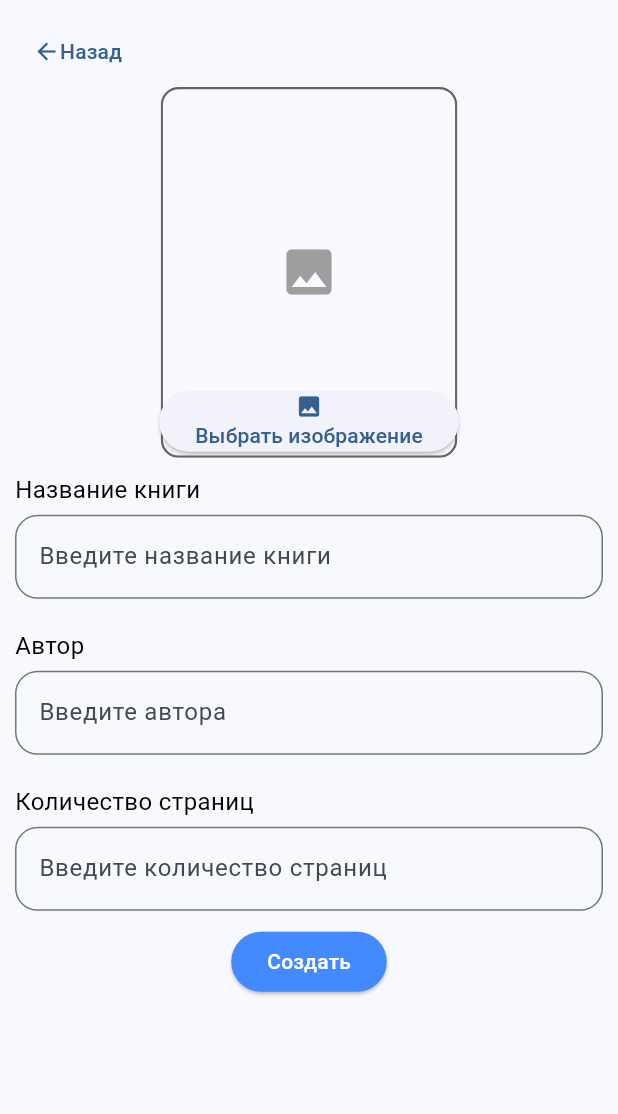
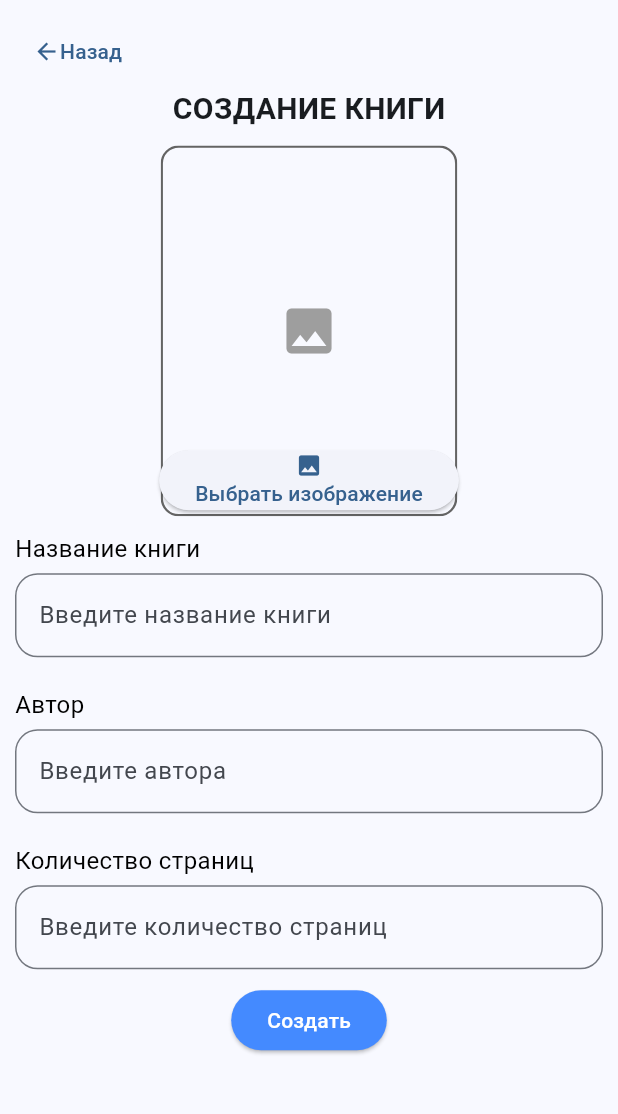
Before and after one commit to sashametelkina2-max/booktracker, a Flutter app: the screen it shows after launch, after a tap on the "add" icon, on a phone screen of 412 x 824 dp, the part 84-1198 px from its top. Run offline on Flutter 3.47's test engine with Material 3 defaults, Android fonts, the phone set to English and light mode, and no system bars; drawn by our look-alikes of toastification; our stand-ins replace image_picker, shared_preferences.

Commit message:
Bug fixes, added search

```diff
--- a/lib/main.dart
+++ b/lib/main.dart
@@ -138,10 +138,13 @@ class MyHomePage extends StatefulWidget {
 
 class _MyHomePageState extends State<MyHomePage> {
   Page page = Page.Home;
-  int? currentBookIndex; // nullable, null safety
+  Book? currentBook;
   List<Book> books = [];
   int dayPagesGoal = 10;
   int currentDayPages = 0;
+  String? searchCriteria;
+
+  final TextEditingController _controller = TextEditingController();
 
   _MyHomePageState() {
     readData();
@@ -176,6 +179,12 @@ class _MyHomePageState extends State<MyHomePage> {
           currentDayPages = 0;
         }
       }
+    });
+  }
+
+  void addSearchCriteria(String? criteria) {
+    setState(() {
+      searchCriteria = criteria;
     });
   }
 
@@ -220,20 +229,21 @@ class _MyHomePageState extends State<MyHomePage> {
   void createBook() {
     setState(() {
       page = Page.BookCreate;
+      currentBook = Book(title: "", author: "", pages: 0);
     });
   }
 
-  void editBook(int bookId) {
+  void editBook(Book book) {
     setState(() {
       page = Page.BookEdit;
-      currentBookIndex = bookId;
+      currentBook = book;
     });
   }
 
-  void setCurrentBookPage(int bookId) {
+  void setCurrentBookPage(Book book) {
     setState(() {
       page = Page.CurrentPageEdit;
-      currentBookIndex = bookId;
+      currentBook = book;
     });
   }
 
@@ -307,35 +317,80 @@ class _MyHomePageState extends State<MyHomePage> {
   }
 
   Widget home() {
+    var titleBooks = books.where(
+      (book) => searchCriteria == null || book.title.toLowerCase().contains(searchCriteria!.toLowerCase()),
+    );
+    var readingBooks =
+        titleBooks
+            .where(
+              (book) =>
+                  book.state == BookState.New ||
+                  book.state == BookState.Reading,
+            )
+            .toList();
+    readingBooks.sort(
+      (book1, book2) => book1.state == BookState.Reading ? -1 : 1,
+    );
     return Column(
       children: [
         dayGoalButton(),
+        Stack(
+          alignment: Alignment.centerRight,
+          children: [
+            inputField(
+              controller: _controller,
+              onChange: addSearchCriteria,
+              placeholder: "Поиск книги",
+            ),
+            Align(
+              alignment: Alignment.centerRight,
+              child: Column(
+                mainAxisAlignment: MainAxisAlignment.center,
+                children: [
+                  IconButton(
+                    onPressed: () {
+                      addSearchCriteria(null);
+                      _controller.clear();
+                      },
+                    icon: Icon(
+                      searchCriteria == null ? Icons.search : Icons.close,
+                    ),
+                  ),
+                ],
+              ),
+            ),
+          ],
+        ),
         BooksGroup(
           books:
-              books.where((book) => book.state == BookState.Reading).toList(),
+              titleBooks
+                  .where((book) => book.state == BookState.Reading)
+                  .toList(),
           title: "Читаю",
           elementInfo: true,
-          setPageCallback: (book) => setCurrentBookPage(book.id),
-          editCallback: (book) => editBook(book.id),
+          setPageCallback: (book) => setCurrentBookPage(book),
+          editCallback: (book) => editBook(book),
           goReadCallback: goRead,
           banCallback: banBook,
         ),
         BooksGroup(
-          books: books.where((book) => book.state == BookState.New).toList(),
+          books: readingBooks,
           title: "В процессе чтения",
           elementInfo: false,
-          setPageCallback: (book) => setCurrentBookPage(book.id),
-          editCallback: (book) => editBook(book.id),
+          setPageCallback: (book) => setCurrentBookPage(book),
+          editCallback: (book) => editBook(book),
           goReadCallback: goRead,
           banCallback: banBook,
         ),
         BooksGroup(
           books:
-              books.where((book) => book.state == BookState.Abandoned).toList(),
+              titleBooks
+                  .where((book) => book.state == BookState.Abandoned)
+                  .toList(),
           title: "Заброшенные",
           elementInfo: false,
-          setPageCallback: (book) => setCurrentBookPage(book.id),
-          editCallback: (book) => editBook(book.id),
+          setPageCallback: (book) => setCurrentBookPage(book),
+          editCallback: (book) => editBook(book),
           goReadCallback: goRead,
           banCallback: banBook,
         ),
@@ -453,14 +508,14 @@ class _MyHomePageState extends State<MyHomePage> {
     if (page == Page.Home) {
       return home();
     } else if (page == Page.BookEdit) {
-      return bookEdit(books.firstWhere((book) => book.id == currentBookIndex));
+      return bookEdit(currentBook!);
     } else if (page == Page.CurrentPageEdit) {
       return CurrentPageSet(
-        book: books.firstWhere((book) => book.id == currentBookIndex),
+        book: currentBook!,
         goHome: goHome,
         update: (int page) {
           int lastPercent = getDayPercent();
-          var book = books.firstWhere((book) => book.id == currentBookIndex);
+          var book = currentBook!;
           int delta = page - book.currentPage;
           currentDayPages += delta;
           book.currentPage = page;
@@ -476,7 +531,11 @@ class _MyHomePageState extends State<MyHomePage> {
         },
       );
     } else if (page == Page.BookCreate) {
-      return BookCreatePage(goHome: goHome, addBook: addBook);
+      return BookCreatePage(
+        book: currentBook!,
+        goHome: goHome,
+        addBook: addBook,
+      );
     } else if (page == Page.SetupDayGoal) {
       return setupDayGoal();
     }
@@ -565,17 +624,45 @@ class CurrentPageSet extends StatelessWidget {
 }
 
 class BookCreatePage extends StatelessWidget {
-  BookCreatePage({super.key, required this.addBook, required this.goHome});
+  const BookCreatePage({
+    super.key,
+    required this.book,
+    required this.addBook,
+    required this.goHome,
+  });
 
   final void Function(Book book) addBook;
   final void Function() goHome;
 
-  final Book book = Book(title: "", author: "", pages: 0);
+  final Book book;
+
+  bool validate(context) {
+    String? error;
+
+    if (book.title.isEmpty) {
+      error = "Введите заголовок";
+    } else if (book.pages == 0) {
+      error = "Введите количество страниц";
+    }
+
+    if (error != null) {
+      toastification.show(
+        context: context,
+        icon: Icon(Icons.close, color: Colors.red),
+        title: Text("Ошибка валидации:\n$error"),
+        autoCloseDuration: const Duration(seconds: 5),
+      );
+    }
+
+    return error == null;
+  }
 
   @override
   Widget build(BuildContext context) {
     void create() {
+      if (validate(context)) {
         addBook(book);
+      }
     }
 
     return Column(
@@ -583,6 +670,13 @@ class BookCreatePage extends StatelessWidget {
         TextButton(
           onPressed: goHome,
           child: Row(children: [Icon(Icons.arrow_back), Text("Назад")]),
+        ),
+        Padding(
+          padding: EdgeInsets.only(bottom: 10),
+          child: Text(
+            "СОЗДАНИЕ КНИГИ",
+            style: TextStyle(fontSize: 20, fontWeight: FontWeight.bold),
+          ),
         ),
         SizedBox(
           height: MediaQuery.of(context).size.height * 0.3,
@@ -604,7 +698,14 @@ class BookCreatePage extends StatelessWidget {
         inputField(
           label: "Количество страниц",
           placeholder: "Введите количество страниц",
-          onChange: (value) => book.pages = int.parse(value),
+          onChange: (value) {
+            int? val = int.tryParse(value);
+            if (val == null) {
+              book.pages = 0;
+            } else {
+              book.pages = val;
+            }
+          },
         ),
         Row(
           mainAxisAlignment: MainAxisAlignment.center,
@@ -650,7 +751,7 @@ class _LogoPickerState extends State<LogoPicker> {
   Future<String> saveImageLocally(File image, String subpath) async {
     final appDir = await getApplicationDocumentsDirectory();
     final fileName = image.path.split('/').last;
-    final path = '$fileName';
+    final path = fileName;
     final savedImage = await image.copy('${appDir.path}/$path');
     return path;
   }
@@ -776,8 +877,9 @@ class _InputRateState extends State<InputRate> {
 }
 
 Widget inputField({
-  required String label,
+  String? label,
   required void Function(String) onChange,
+  TextEditingController? controller,
   String? defaultValue,
   String placeholder = "",
   int maxLines = 1,
@@ -787,14 +889,17 @@ Widget inputField({
     child: Column(
       crossAxisAlignment: CrossAxisAlignment.start,
       children: [
-        Padding(
+        (label == null
+            ? Container()
+            : Padding(
               padding: EdgeInsets.fromLTRB(0, 0, 0, 5),
               child: Text(
                 label,
                 style: TextStyle(color: Colors.black, fontSize: 16),
               ),
-        ),
+            )),
         TextFormField(
+          controller: controller,
           onChanged: onChange,
           initialValue: defaultValue,
           maxLines: maxLines,
@@ -854,6 +959,13 @@ class BooksGroup extends StatelessWidget {
       );
     }
 
+    String getTitle() {
+      if (books.isEmpty) {
+        return title;
+      }
+      return "$title (${books.length})";
+    }
+
     return Column(
       crossAxisAlignment: CrossAxisAlignment.start,
       children: [
@@ -861,9 +973,9 @@ class BooksGroup extends StatelessWidget {
           children: [
             Expanded(
               child: Padding(
-                padding: EdgeInsets.all(10),
+                padding: EdgeInsets.symmetric(horizontal: 10, vertical: 20),
                 child: Text(
-                  title,
+                  getTitle(),
                   style: TextStyle(
                     fontWeight: FontWeight.bold,
                     color: Colors.grey,
@@ -873,7 +985,13 @@ class BooksGroup extends StatelessWidget {
             ),
           ],
         ),
-        Wrap(children: bookList),
+        (bookList.length > 1
+            ? SingleChildScrollView(
+              scrollDirection: Axis.horizontal,
+              child: Row(children: bookList),
+            )
+            : bookList[0]),
+        //Wrap(children: bookList, spacing: 5),
       ],
     );
   }
@@ -983,14 +1101,16 @@ class BookView extends StatelessWidget {
                   ),
                   Expanded(
                     child: Column(
-                      crossAxisAlignment: CrossAxisAlignment.end,
+                      crossAxisAlignment: CrossAxisAlignment.start,
                       children: [
                         GestureDetector(
                           onTap: () => editCallback(book),
                           child: Padding(
-                            padding: EdgeInsets.all(3),
+                            padding: EdgeInsets.symmetric(horizontal: 10),
                             child: Text(
                               book.title,
+                              maxLines: 2,
+                              overflow: TextOverflow.ellipsis,
                               style: TextStyle(
                                 color: Colors.black,
                                 fontSize: 18,
@@ -998,14 +1118,17 @@ class BookView extends StatelessWidget {
                             ),
                           ),
                         ),
-                        Text(
+                        Padding(
+                          padding: EdgeInsets.symmetric(horizontal: 10),
+                          child: Text(
                             book.author,
                             style: TextStyle(color: Colors.grey, fontSize: 13),
+                          ),
                         ),
                         TextButton(
                           onPressed: () => setPageCallback(book),
                           child: Row(
-                            mainAxisAlignment: MainAxisAlignment.end,
+                            mainAxisAlignment: MainAxisAlignment.start,
                             children: [
                               Text("Текущая страница"),
                               Icon(Icons.edit),
@@ -1043,18 +1166,26 @@ class BookView extends StatelessWidget {
     return GestureDetector(
       onTap: () => goReadCallback(book),
       child: SizedBox(
-        width: MediaQuery.of(context).size.width * 0.3,
+        width:
+            MediaQuery.of(context).size.width *
+            (book.state == BookState.Reading ? 0.34 : 0.3),
         child: Card(
           child: Padding(
             padding: EdgeInsets.all(10),
             child: Column(
               children: [
                 imageViewer(image),
-                Padding(
+                SizedBox(
+                  height: 55,
+                  child: Padding(
                     padding: EdgeInsets.all(3),
                     child: Text(
                       book.title,
+                      maxLines: 2,
+                      overflow: TextOverflow.ellipsis,
+                      // Use an ellipsis for overflow
                       style: TextStyle(color: Colors.black, fontSize: 18),
+                    ),
                   ),
                 ),
                 progress(),
```
Lines whose indentation alone changed are shown as unchanged.
